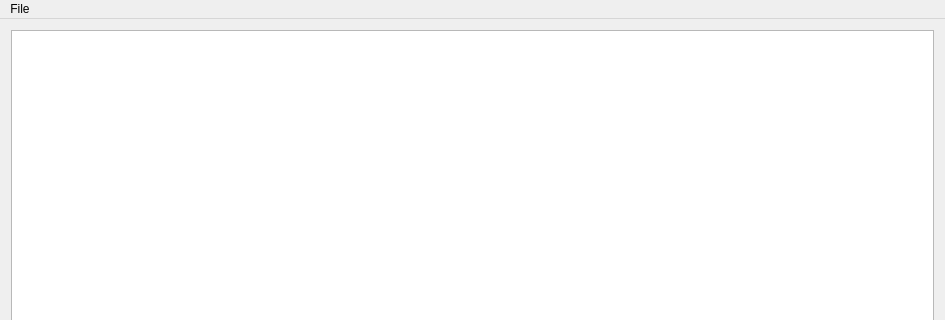
Before: the Qt Designer form Codes/MainWindow/mainwindow.ui in NichtsVonChaos/CrowdedHell, drawn with Qt 5; both pictures show x 0 to 945 and y 0 to 320 of the 945 by 578 pixel window.
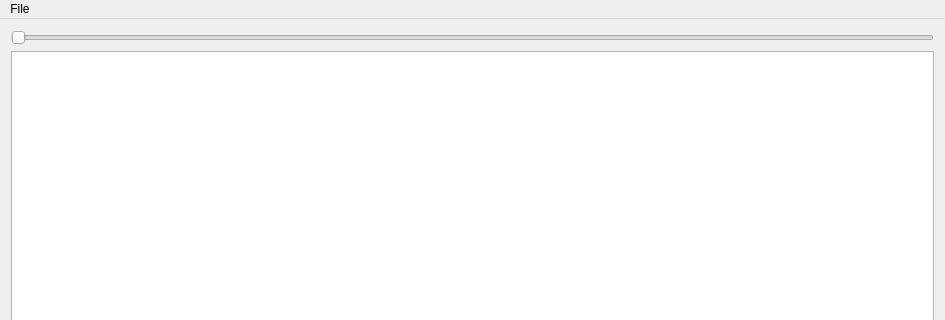
After: the same form once the commit is applied. Custom widgets are drawn as their Qt base class.

Commit message: Perfer MusicSlider

```diff
--- a/Codes/MainWindow/mainwindow.ui
+++ b/Codes/MainWindow/mainwindow.ui
@@ -15,13 +15,20 @@
   </property>
   <widget class="QWidget" name="centralWidget">
    <layout class="QGridLayout" name="gridLayout">
-    <item row="0" column="0">
+    <item row="1" column="0">
      <widget class="Logger" name="textEdit">
       <property name="readOnly">
        <bool>true</bool>
       </property>
      </widget>
     </item>
+    <item row="0" column="0">
+     <widget class="MusicSlider" name="musicSlider">
+      <property name="orientation">
+       <enum>Qt::Horizontal</enum>
+      </property>
+     </widget>
+    </item>
    </layout>
   </widget>
   <widget class="QMenuBar" name="menuBar">
@@ -49,6 +56,11 @@
    <extends>QTextEdit</extends>
    <header>Codes/GlobalComponent/logger.h</header>
   </customwidget>
+  <customwidget>
+   <class>MusicSlider</class>
+   <extends>QSlider</extends>
+   <header>Codes/MainWindow/musicslider.h</header>
+  </customwidget>
  </customwidgets>
  <resources/>
  <connections/>
```
The commit also changes 16 other files.
